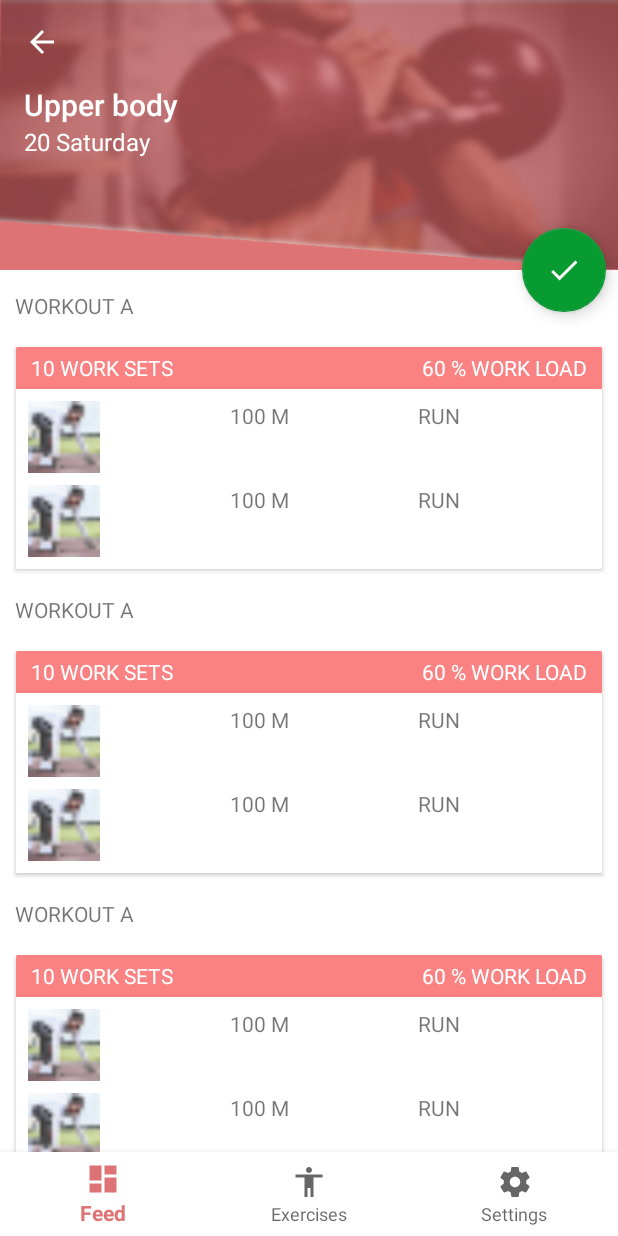
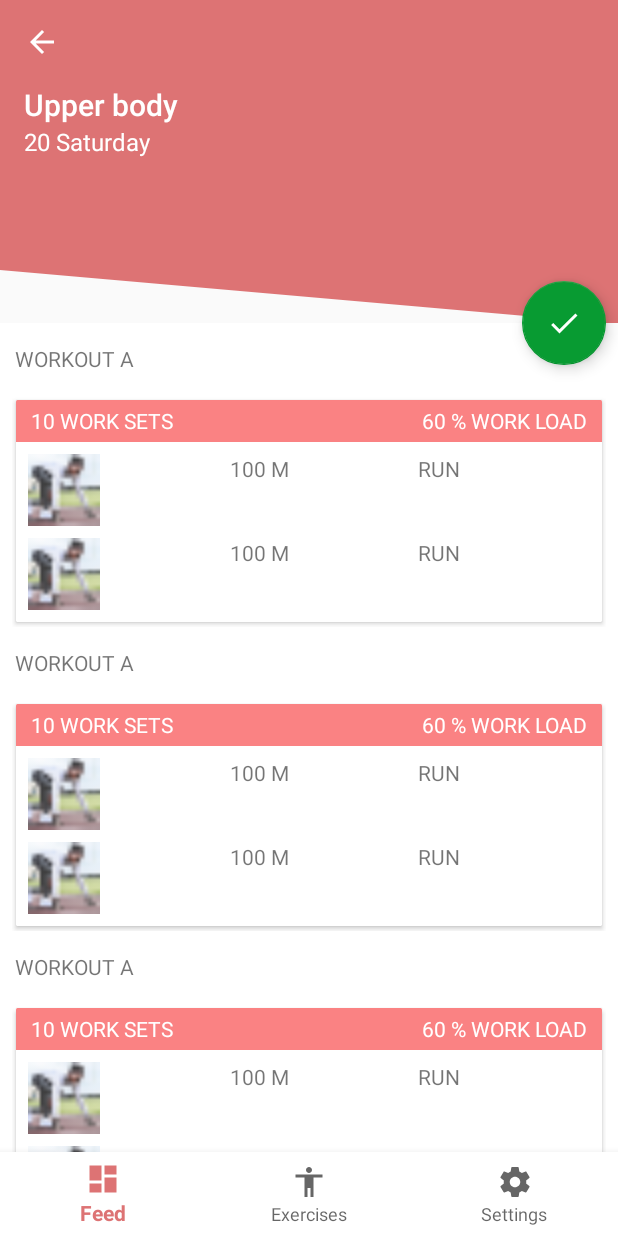
Before and after one commit to Virtual-Athlete/MyFitness, an Android app: the fragment WorkoutDetailFragment placed in its activity, on a phone screen of 412 x 824 dp. Run offline under Robolectric (Android 15) with nearby library versions, the phone set to English and light mode, and no system bars; our stand-ins replace Dagger/Hilt's generated code; 1 statement that could not run was skipped.

Commit message:
Impl. Diagonal Cut Vie

```diff
--- a/app/src/main/java/com/virtualathlete/myfitness/MainActivity.kt
+++ b/app/src/main/java/com/virtualathlete/myfitness/MainActivity.kt
@@ -14,7 +14,7 @@ class MainActivity @Inject constructor() : DaggerAppCompatActivity() {
         when (item.itemId) {
             R.id.navigation_home -> {
                 //message.setText(R.string.title_home)
-                fragmentManager.beginTransaction().replace(R.id.fragment_frame_layout, feedFragment).commit();
+                fragmentManager.beginTransaction().replace(R.id.fragment_frame_layout, feedFragment).addToBackStack(FeedFragment::class.simpleName).commit();
                 return@OnNavigationItemSelectedListener true
             }
             R.id.navigation_dashboard -> {
--- /dev/null
+++ b/app/src/main/res/drawable/diagonal_cut_view.xml
@@ -0,0 +1,19 @@
+<?xml version="1.0" encoding="utf-8"?>
+<layer-list xmlns:android="http://schemas.android.com/apk/res/android">
+    <item android:drawable="@color/colorPrimary"  />
+    <item android:top="180dp"
+        android:bottom="-180dp"
+        android:left="0dp"
+        android:right="-180dp">
+        <rotate
+            android:fromDegrees="5"
+            android:pivotX="0%"
+            android:pivotY="0%">
+            <shape
+                android:shape="rectangle">
+                <solid
+                    android:color="?android:colorBackground"  />
+            </shape>
+        </rotate>
+    </item>
+</layer-list>
--- a/app/src/main/res/layout/fragment_detail_workout.xml
+++ b/app/src/main/res/layout/fragment_detail_workout.xml
@@ -31,22 +31,17 @@
                 app:expandedTitleMarginEnd="64dp"
                 android:fitsSystemWindows="true">
 
+                <FrameLayout
+                    android:layout_width="match_parent"
+                    android:layout_height="215dp"
+                    android:background="@drawable/diagonal_cut_view"
+                    app:layout_constraintLeft_toLeftOf="parent"
+                    app:layout_constraintRight_toRightOf="parent"
+                    app:layout_constraintTop_toTopOf="parent">
+
                     <android.support.constraint.ConstraintLayout
                         android:layout_width="match_parent"
                         android:layout_height="wrap_content">
-
-                    <ImageView
-                        android:id="@+id/header_exercise_type_image_view"
-                        android:layout_width="0dp"
-                        android:layout_height="180dp"
-                        android:scaleType="fitXY"
-                        android:src="@mipmap/weightlifting_type"
-                        android:fitsSystemWindows="true"
-                        app:layout_collapseMode="parallax"
-                        app:layout_scrollFlags="scroll|enterAlways|enterAlwaysCollapsed"
-                        app:layout_constraintLeft_toLeftOf="parent"
-                        app:layout_constraintRight_toRightOf="parent"
-                        app:layout_constraintTop_toTopOf="parent" />
 
                         <android.support.v7.widget.Toolbar
                             android:id="@+id/toolbar"
@@ -83,7 +78,7 @@
                             app:layout_constraintStart_toStartOf="parent"
                             app:layout_constraintTop_toBottomOf="@+id/textView" />
                     </android.support.constraint.ConstraintLayout>
-
+                </FrameLayout>
             </android.support.design.widget.CollapsingToolbarLayout>
         </android.support.design.widget.AppBarLayout>
 
--- a/app/src/main/res/layout/fragment_feed.xml
+++ b/app/src/main/res/layout/fragment_feed.xml
@@ -23,7 +23,9 @@
             <android.support.v7.widget.Toolbar
                 android:id="@+id/toolbar"
                 android:layout_width="0dp"
-                android:layout_height="?attr/actionBarSize"/>
+                android:layout_height="?attr/actionBarSize"
+                app:title="My feed"
+                app:subtitle=""/>
         </android.support.design.widget.AppBarLayout>
 
         <android.support.v7.widget.RecyclerView
```
Also changed, not shown: 1 other file. Lines whose indentation alone changed are shown as unchanged.
